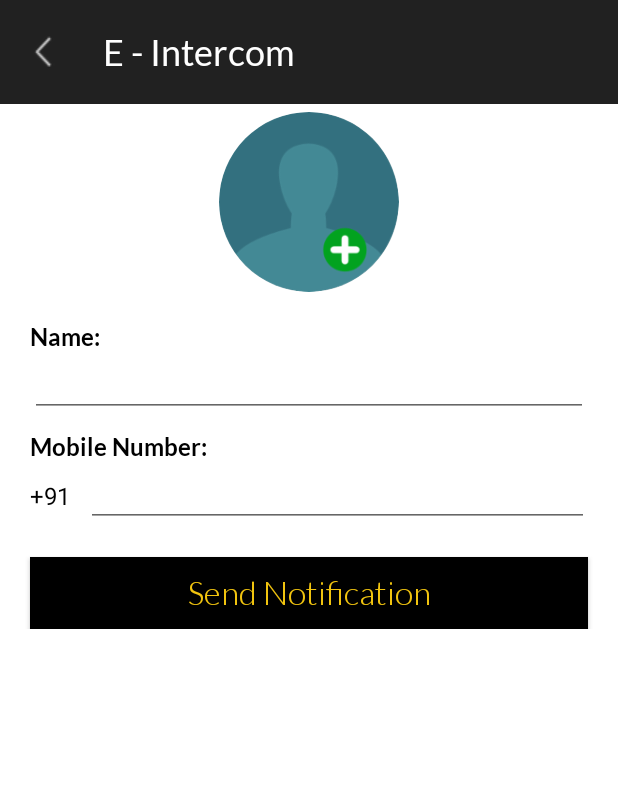
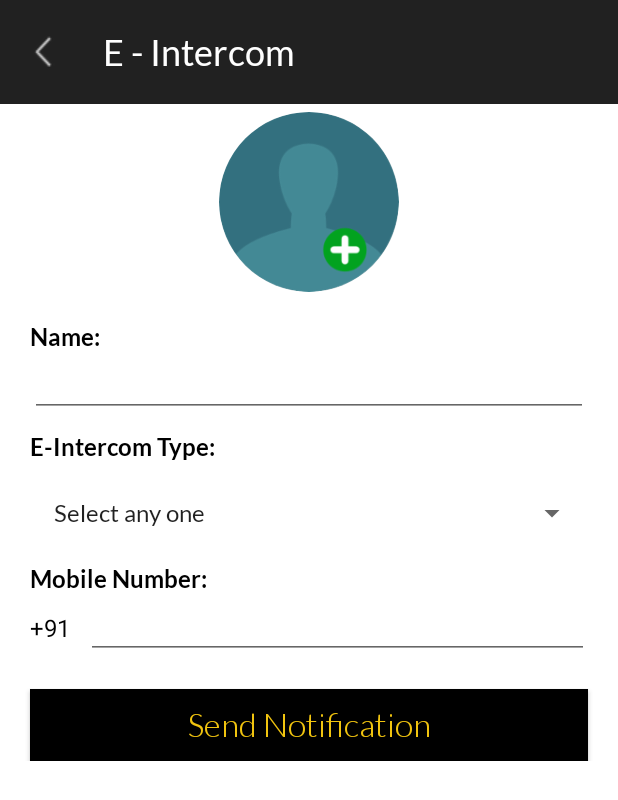
Before and after one commit to RoshanHalwai/NASecurity, an Android app: the EIntercom screen opened directly, with no data from a screen before it, on a phone screen of 412 x 824 dp. Shown: the top 800 px of the screen. Run offline under Robolectric (Android 15) with nearby library versions, the phone set to English and light mode, and no system bars; our stand-ins replace CircleImageView, Firebase (no records; nobody signed in at launch, a user with empty details on screens opened directly); libraries missing offline, so code that uses them is left out: com.wang.avi.

Commit message:
Added a View(Spinner) in EIntercom Screen

```diff
--- a/app/src/main/java/com/kirtanlabs/nammaapartmentssecurity/nammaapartmentsecurityhome/eintercom/EIntercom.java
+++ b/app/src/main/java/com/kirtanlabs/nammaapartmentssecurity/nammaapartmentsecurityhome/eintercom/EIntercom.java
@@ -9,12 +9,17 @@ import android.os.Bundle;
 import android.os.Environment;
 import android.provider.MediaStore;
 import android.support.annotation.NonNull;
+import android.support.annotation.Nullable;
 import android.support.v4.app.ActivityCompat;
 import android.support.v4.content.FileProvider;
 import android.text.TextUtils;
 import android.view.View;
+import android.view.ViewGroup;
+import android.widget.AdapterView;
+import android.widget.ArrayAdapter;
 import android.widget.Button;
 import android.widget.EditText;
+import android.widget.Spinner;
 import android.widget.TextView;
 
 import com.google.firebase.database.DataSnapshot;
@@ -22,6 +27,7 @@ import com.google.firebase.database.DatabaseError;
 import com.google.firebase.database.DatabaseReference;
 import com.google.firebase.database.ValueEventListener;
 import com.kirtanlabs.nammaapartmentssecurity.BaseActivity;
+import com.kirtanlabs.nammaapartmentssecurity.Constants;
 import com.kirtanlabs.nammaapartmentssecurity.R;
 import com.kirtanlabs.nammaapartmentssecurity.nammaapartmentsecurityhome.ImagePicker;
 import com.kirtanlabs.nammaapartmentssecurity.nammaapartmentsecurityhome.userpojo.NammaApartmentUser;
@@ -44,7 +50,7 @@ import static com.kirtanlabs.nammaapartmentssecurity.Constants.setLatoLightFont;
 import static com.kirtanlabs.nammaapartmentssecurity.Constants.setLatoRegularFont;
 import static com.kirtanlabs.nammaapartmentssecurity.nammaapartmentsecurityhome.ImagePicker.bitmapToByteArray;
 
-public class EIntercom extends BaseActivity {
+public class EIntercom extends BaseActivity implements AdapterView.OnItemSelectedListener {
 
     /*----------------------------------------------
      *Private Members
@@ -75,6 +81,8 @@ public class EIntercom extends BaseActivity {
         /*Getting Id's for all the views*/
         circleImageView = findViewById(R.id.familyMemberProfilePic);
         TextView textFullName = findViewById(R.id.textFullName);
+        TextView textEIntercomType = findViewById(R.id.textEIntercomType);
+        Spinner spinnerEIntercomType = findViewById(R.id.spinnerEIntercomType);
         TextView textMobileNumber = findViewById(R.id.textMobileNumber);
         editFullName = findViewById(R.id.editFullName);
         editMobileNumber = findViewById(R.id.editMobileNumber);
@@ -83,6 +91,7 @@ public class EIntercom extends BaseActivity {
 
         /*Setting font for all the views*/
         textFullName.setTypeface(setLatoBoldFont(this));
+        textEIntercomType.setTypeface(setLatoBoldFont(this));
         textErrorProfilePic.setTypeface(setLatoRegularFont(this));
         textMobileNumber.setTypeface(setLatoBoldFont(this));
         editFullName.setTypeface(setLatoRegularFont(this));
@@ -105,7 +114,40 @@ public class EIntercom extends BaseActivity {
             /*validateFields();*/
         });
 
+        /*Setting font for all the items in the list*/
+        ArrayAdapter<String> adapter = new ArrayAdapter<String>(this,
+                android.R.layout.simple_list_item_1, android.R.id.text1, getResources().getStringArray(R.array.e_intercom_type_list)) {
+            @NonNull
+            @Override
+            public View getView(int position, @Nullable View convertView, @NonNull ViewGroup parent) {
+                View view = super.getView(position, convertView, parent);
+                TextView textEIntercomType = view.findViewById(android.R.id.text1);
+                textEIntercomType.setTypeface(Constants.setLatoRegularFont(EIntercom.this));
+                return view;
+            }
+        };
+        //Setting adapter to Spinner view
+        spinnerEIntercomType.setAdapter(adapter);
+
     }
+
+    /* ------------------------------------------------------------- *
+     * Overriding OnItemSelectedListener Methods
+     * ------------------------------------------------------------- */
+
+    @Override
+    public void onItemSelected(AdapterView<?> parent, View view, int position, long id) {
+        //TODO: To Write business logic here when user select any item from the list.
+    }
+
+    @Override
+    public void onNothingSelected(AdapterView<?> parent) {
+
+    }
+
+    /*-------------------------------------------------------------------------------
+     *Overriding onActivityResult
+     *-----------------------------------------------------------------------------*/
 
     @Override
     protected void onActivityResult(int requestCode, int resultCode, Intent data) {
--- a/app/src/main/res/layout/activity_eintercom.xml
+++ b/app/src/main/res/layout/activity_eintercom.xml
@@ -20,12 +20,12 @@
             <de.hdodenhof.circleimageview.CircleImageView
                 android:id="@+id/familyMemberProfilePic"
                 android:layout_width="120dp"
+                android:layout_height="120dp"
+                android:layout_gravity="center_horizontal"
                 android:layout_marginTop="5dp"
                 android:focusable="true"
-                android:layout_height="120dp"
-                android:layout_gravity="center_horizontal"
                 android:focusableInTouchMode="true"
-                android:src="@drawable/add_member"/>
+                android:src="@drawable/add_member" />
 
             <TextView
                 android:id="@+id/textErrorProfilePic"
@@ -58,6 +58,27 @@
                 android:textColor="@color/nmBlack"
                 android:textSize="@dimen/edit_text_default_size"
                 tools:ignore="LabelFor" />
+
+            <TextView
+                android:id="@+id/textEIntercomType"
+                android:layout_width="match_parent"
+                android:layout_height="wrap_content"
+                android:layout_marginLeft="20dp"
+                android:layout_marginRight="20dp"
+                android:layout_marginTop="10dp"
+                android:text="@string/e_intercom_type"
+                android:textColor="@color/nmBlack"
+                android:textSize="@dimen/text_view_default_size" />
+
+            <Spinner
+                android:id="@+id/spinnerEIntercomType"
+                android:layout_width="match_parent"
+                android:layout_height="wrap_content"
+                android:layout_marginLeft="20dp"
+                android:layout_marginRight="20dp"
+                android:layout_marginTop="10dp"
+                android:textColor="@color/nmBlack"
+                android:textSize="@dimen/edit_text_default_size" />
 
             <TextView
                 android:id="@+id/textMobileNumber"
@@ -107,9 +128,9 @@
                 android:layout_height="wrap_content"
                 android:layout_marginLeft="20dp"
                 android:layout_marginRight="20dp"
+                android:layout_marginTop="20dp"
                 android:background="@color/nmBlack"
                 android:text="@string/send_notification"
-                android:layout_marginTop="20dp"
                 android:textAllCaps="false"
                 android:textColor="@color/nmLightYellow"
                 android:textSize="@dimen/button_default_size" />
--- a/app/src/main/res/values/strings.xml
+++ b/app/src/main/res/values/strings.xml
@@ -12,6 +12,22 @@
     <string name="mobile_number_validation">Please Enter Mobile Number</string>
     <string name="accept_alphabets">Accept Alphabets Only.</string>
     <string name="upload_image">Please Upload Image</string>
+    <string name="e_intercom_type">E-Intercom Type:</string>
+    <string-array name="e_intercom_type_list">
+        <item>@string/select_any_one</item>
+        <item>@string/guest</item>
+        <item>@string/daily_service</item>
+        <item>@string/family_member</item>
+        <item>@string/cab</item>
+        <item>@string/package_vendor</item>
+    </string-array>
+
+    <string name="select_any_one">Select any one</string>
+    <string name="guest">Guest</string>
+    <string name="daily_service">Daily Service</string>
+    <string name="family_member">Family Member</string>
+    <string name="cab">Cab</string>
+    <string name="package_vendor">Package</string>
 
     <!--NammaApartment security Home Activity-->
     <string name="e_intercom">E - Intercom</string>
```
